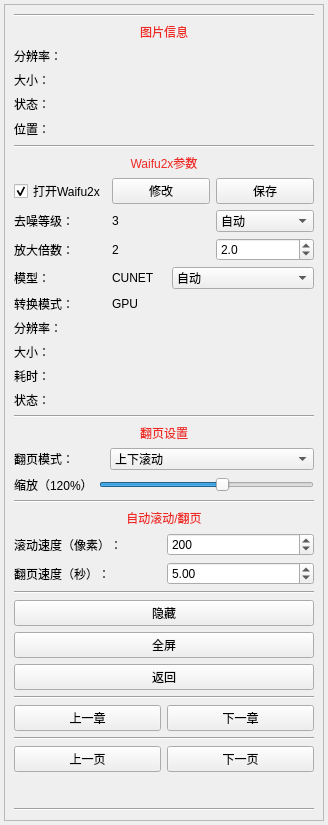
tonquer/picacg-qt, file ui/component/ui_read_tool.ui: the form before one commit.
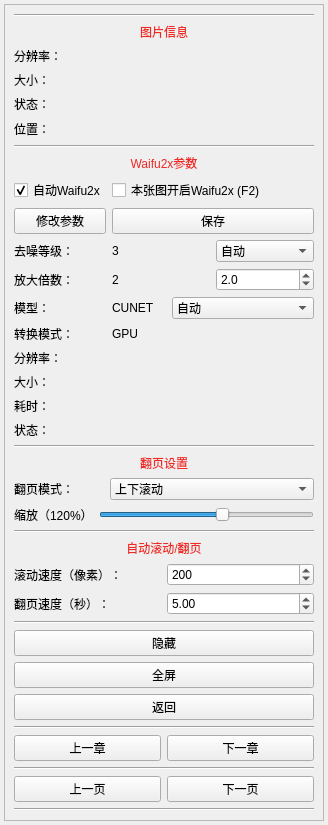
The form after the commit. Custom widgets are drawn as their Qt base class.

```diff
--- a/ui/component/ui_read_tool.ui
+++ b/ui/component/ui_read_tool.ui
@@ -152,101 +152,25 @@
          </item>
          <item>
           <layout class="QGridLayout" name="gridLayout">
-           <item row="5" column="0">
-            <widget class="QLabel" name="resolutionWaifu">
+           <item row="10" column="1">
+            <widget class="QLabel" name="waifu2xStatus">
              <property name="text">
-              <string>分辨率：</string>
-             </property>
-            </widget>
-           </item>
-           <item row="1" column="1">
-            <layout class="QHBoxLayout" name="horizontalLayout_3">
-             <item>
-              <widget class="QLabel" name="noiseLabel">
-               <property name="text">
-                <string>3</string>
-               </property>
-              </widget>
-             </item>
-             <item>
-              <widget class="WheelComboBox" name="noiseBox">
-               <item>
-                <property name="text">
-                 <string>自动</string>
-                </property>
-               </item>
-               <item>
-                <property name="text">
-                 <string>0</string>
-                </property>
-               </item>
-               <item>
-                <property name="text">
-                 <string>1</string>
-                </property>
-               </item>
-               <item>
-                <property name="text">
-                 <string>2</string>
-                </property>
-               </item>
-               <item>
-                <property name="text">
-                 <string>3</string>
-                </property>
-               </item>
-              </widget>
-             </item>
-            </layout>
-           </item>
-           <item row="0" column="0">
-            <widget class="QCheckBox" name="checkBox">
-             <property name="styleSheet">
-              <string notr="true"/>
-             </property>
-             <property name="text">
-              <string>打开Waifu2x</string>
-             </property>
-             <property name="checked">
-              <bool>true</bool>
-             </property>
-            </widget>
-           </item>
-           <item row="6" column="0">
-            <widget class="QLabel" name="sizeWaifu">
-             <property name="text">
-              <string>大小：</string>
-             </property>
-            </widget>
-           </item>
-           <item row="3" column="0">
-            <widget class="QLabel" name="label_8">
-             <property name="maximumSize">
-              <size>
-               <width>35</width>
-               <height>16777215</height>
-              </size>
-             </property>
-             <property name="text">
-              <string>模型：</string>
-             </property>
-            </widget>
-           </item>
-           <item row="2" column="0">
-            <widget class="QLabel" name="label_3">
-             <property name="text">
-              <string>放大倍数：</string>
-             </property>
-            </widget>
-           </item>
-           <item row="8" column="0">
-            <widget class="QLabel" name="stateWaifu">
-             <property name="text">
-              <string>状态：</string>
+              <string/>
              </property>
             </widget>
            </item>
            <item row="2" column="1">
+            <layout class="QHBoxLayout" name="horizontalLayout_9">
+             <item>
+              <widget class="QPushButton" name="waifu2xCancle">
+               <property name="text">
+                <string>保存</string>
+               </property>
+              </widget>
+             </item>
+            </layout>
+           </item>
+           <item row="4" column="1">
             <layout class="QHBoxLayout" name="horizontalLayout_6">
              <item>
               <widget class="QLabel" name="scaleLabel">
@@ -273,28 +197,63 @@
              </item>
             </layout>
            </item>
-           <item row="1" column="0">
+           <item row="6" column="0">
+            <widget class="QLabel" name="label_9">
+             <property name="text">
+              <string>转换模式：</string>
+             </property>
+            </widget>
+           </item>
+           <item row="8" column="1">
+            <widget class="QLabel" name="waifu2xSize">
+             <property name="text">
+              <string/>
+             </property>
+            </widget>
+           </item>
+           <item row="3" column="0">
             <widget class="QLabel" name="label_2">
              <property name="text">
               <string>去噪等级：</string>
              </property>
             </widget>
            </item>
-           <item row="7" column="0">
+           <item row="6" column="1">
+            <widget class="QLabel" name="gpuLabel">
+             <property name="text">
+              <string>GPU</string>
+             </property>
+            </widget>
+           </item>
+           <item row="9" column="0">
             <widget class="QLabel" name="tickLabel">
              <property name="text">
               <string>耗时：</string>
              </property>
             </widget>
            </item>
+           <item row="9" column="1">
+            <widget class="QLabel" name="waifu2xTick">
+             <property name="text">
+              <string/>
+             </property>
+            </widget>
+           </item>
+           <item row="10" column="0">
+            <widget class="QLabel" name="stateWaifu">
+             <property name="text">
+              <string>状态：</string>
+             </property>
+            </widget>
+           </item>
            <item row="4" column="0">
-            <widget class="QLabel" name="label_9">
+            <widget class="QLabel" name="label_3">
              <property name="text">
-              <string>转换模式：</string>
+              <string>放大倍数：</string>
              </property>
             </widget>
            </item>
-           <item row="3" column="1">
+           <item row="5" column="1">
             <layout class="QHBoxLayout" name="horizontalLayout_8">
              <item>
               <widget class="QLabel" name="modelLabel">
@@ -329,58 +288,106 @@
              </item>
             </layout>
            </item>
-           <item row="4" column="1">
-            <widget class="QLabel" name="gpuLabel">
+           <item row="8" column="0">
+            <widget class="QLabel" name="sizeWaifu">
              <property name="text">
-              <string>GPU</string>
+              <string>大小：</string>
              </property>
             </widget>
            </item>
-           <item row="5" column="1">
-            <widget class="QLabel" name="waifu2xRes">
+           <item row="5" column="0">
+            <widget class="QLabel" name="label_8">
+             <property name="maximumSize">
+              <size>
+               <width>35</width>
+               <height>16777215</height>
+              </size>
+             </property>
              <property name="text">
-              <string/>
+              <string>模型：</string>
              </property>
             </widget>
            </item>
-           <item row="6" column="1">
-            <widget class="QLabel" name="waifu2xSize">
+           <item row="7" column="0">
+            <widget class="QLabel" name="resolutionWaifu">
              <property name="text">
-              <string/>
+              <string>分辨率：</string>
              </property>
             </widget>
            </item>
+           <item row="3" column="1">
+            <layout class="QHBoxLayout" name="horizontalLayout_3">
+             <item>
+              <widget class="QLabel" name="noiseLabel">
+               <property name="text">
+                <string>3</string>
+               </property>
+              </widget>
+             </item>
+             <item>
+              <widget class="WheelComboBox" name="noiseBox">
+               <item>
+                <property name="text">
+                 <string>自动</string>
+                </property>
+               </item>
+               <item>
+                <property name="text">
+                 <string>0</string>
+                </property>
+               </item>
+               <item>
+                <property name="text">
+                 <string>1</string>
+                </property>
+               </item>
+               <item>
+                <property name="text">
+                 <string>2</string>
+                </property>
+               </item>
+               <item>
+                <property name="text">
+                 <string>3</string>
+                </property>
+               </item>
+              </widget>
+             </item>
+            </layout>
+           </item>
            <item row="7" column="1">
-            <widget class="QLabel" name="waifu2xTick">
+            <widget class="QLabel" name="waifu2xRes">
              <property name="text">
               <string/>
              </property>
             </widget>
            </item>
-           <item row="8" column="1">
-            <widget class="QLabel" name="waifu2xStatus">
+           <item row="2" column="0">
+            <widget class="QPushButton" name="waifu2xSave">
              <property name="text">
-              <string/>
+              <string>修改参数</string>
              </property>
             </widget>
            </item>
-           <item row="0" column="1">
-            <layout class="QHBoxLayout" name="horizontalLayout_9">
-             <item>
-              <widget class="QPushButton" name="waifu2xSave">
-               <property name="text">
-                <string>修改</string>
-               </property>
-              </widget>
-             </item>
-             <item>
-              <widget class="QPushButton" name="waifu2xCancle">
-               <property name="text">
-                <string>保存</string>
-               </property>
-              </widget>
-             </item>
-            </layout>
+           <item row="1" column="1">
+            <widget class="QCheckBox" name="curWaifu2x">
+             <property name="text">
+              <string>本张图开启Waifu2x (F2)</string>
+             </property>
+            </widget>
+           </item>
+           <item row="1" column="0">
+            <widget class="QCheckBox" name="checkBox">
+             <property name="styleSheet">
+              <string notr="true"/>
+             </property>
+             <property name="text">
+              <string>自动Waifu2x</string>
+             </property>
+             <property name="checked">
+              <bool>true</bool>
+             </property>
+            </widget>
            </item>
           </layout>
          </item>
```
Left out of the diff: 5 changed lines with no effect on the pictures.
